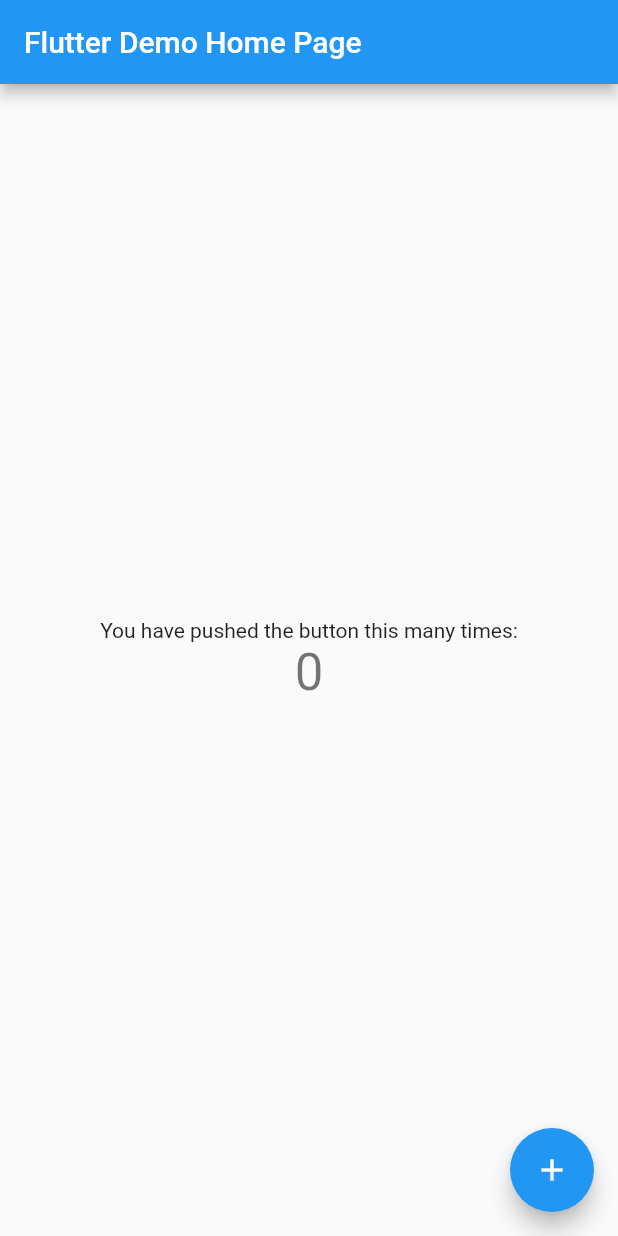
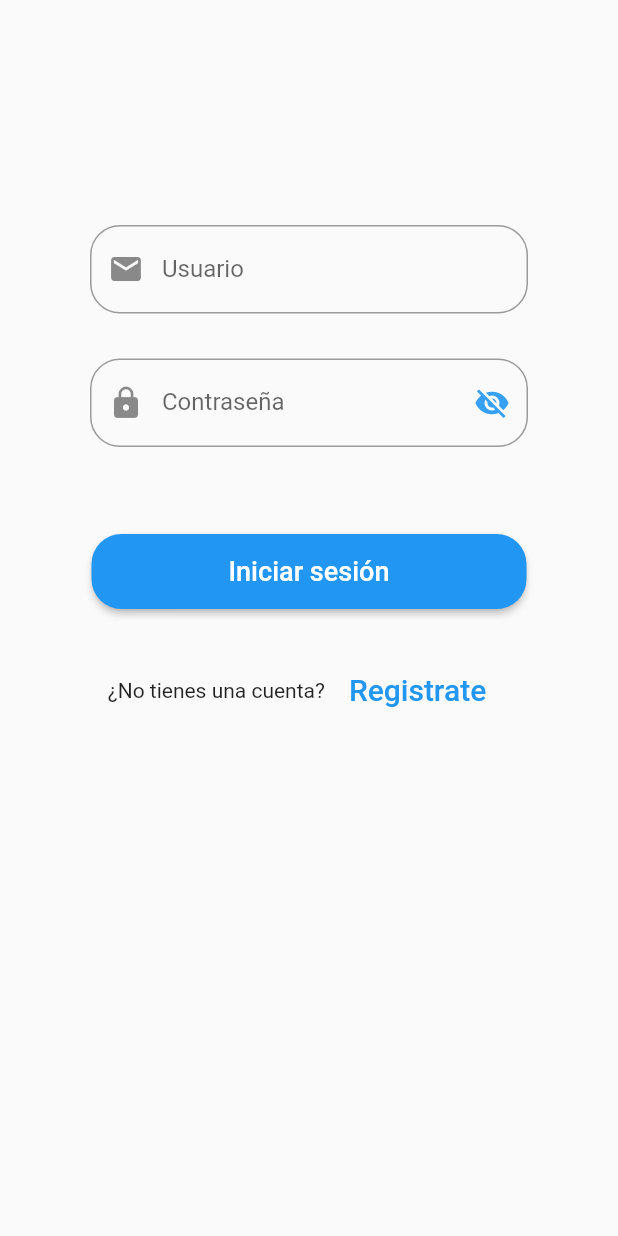
Before and after one commit to hugoruiz00/pet_care_movil, a Flutter app: the screen it shows after launch, on a phone screen of 412 x 824 dp. Run offline on Flutter 3.47's test engine with Material 2 defaults, Android fonts, the phone set to English and light mode, and no system bars.

Commit message:
conexion a servidor

```diff
--- a/lib/main.dart
+++ b/lib/main.dart
@@ -1,4 +1,5 @@
 import 'package:flutter/material.dart';
+import 'src/pages/login.dart';
 
 void main() {
   runApp(MyApp());
@@ -11,18 +12,9 @@
     return MaterialApp(
       title: 'Flutter Demo',
       theme: ThemeData(
-        // This is the theme of your application.
-        //
-        // Try running your application with "flutter run". You'll see the
-        // application has a blue toolbar. Then, without quitting the app, try
-        // changing the primarySwatch below to Colors.green and then invoke
-        // "hot reload" (press "r" in the console where you ran "flutter run",
-        // or simply save your changes to "hot reload" in a Flutter IDE).
-        // Notice that the counter didn't reset back to zero; the application
-        // is not restarted.
         primarySwatch: Colors.blue,
       ),
-      home: MyHomePage(title: 'Flutter Demo Home Page'),
+      home: LoginPage(),
     );
   }
 }
--- /dev/null
+++ b/lib/src/models/Login.dart
@@ -0,0 +1,9 @@
+class Login {
+  String token;
+  String email;
+
+  Login(String token, String email) {
+    this.token = token;
+    this.email = email;
+  }
+}
--- /dev/null
+++ b/lib/src/pages/login.dart
@@ -0,0 +1,181 @@
+import 'dart:convert';
+import 'dart:io';
+import 'package:flutter/material.dart';
+import 'package:http/http.dart' as http;
+//import 'package:app-pet-care/src/models/Login.dart';
+
+class LoginPage extends StatefulWidget {
+  // Initially password is obscure
+  @override
+  State<StatefulWidget> createState() => new _State();
+}
+
+class _State extends State<LoginPage> {
+  Future<List<Login>> loginFinal;
+  Login loginD;
+
+  Future<List<Login>> postLogin(String user, String password) async {
+    List<Login> login = [];
+
+    String url = '192.168.1.69:8080';
+
+    Map<String, String> params = {"user": user, "password": password};
+
+    Map<String, String> header = {
+      HttpHeaders.contentTypeHeader: "application/json",
+    };
+
+    Uri uri = Uri.http(url, 'user');
+    print(uri);
+    print(header);
+    print(jsonEncode(params));
+    final response = await http.post(uri,
+        headers: {
+          HttpHeaders.contentTypeHeader: "application/json",
+        },
+        body: jsonEncode(params));
+
+    if (response.statusCode == 200) {
+      String body = utf8.decode(response.bodyBytes);
+      final jsonData = jsonDecode(body);
+
+      login.add(Login(jsonData['token'], jsonData['user']));
+      return login;
+    } else {
+      var response1 = response.body;
+      print("ERROR DE LOGIN $response1");
+    }
+  }
+
+  TextEditingController nameController = TextEditingController();
+  TextEditingController passwordController = TextEditingController();
+
+  bool hidePassword = true;
+  bool isApiCallProcess = false;
+  @override
+  void initState() {
+    super.initState();
+    //loginFinal = postLogin();
+  }
+
+  @override
+  Widget build(BuildContext context) {
+    return Scaffold(
+        /*appBar: AppBar(
+              title: Text('Login Screen App'),
+            ),*/
+        body: SingleChildScrollView(
+            child: Column(
+      children: <Widget>[
+        Container(
+          alignment: Alignment.center,
+          padding: EdgeInsets.fromLTRB(60, 100, 60, 40),
+          //child: Image.asset("assets/iconoLogin.png", width: 170, height: 170),
+        ),
+        Container(
+          padding: EdgeInsets.fromLTRB(60, 10, 60, 20),
+          child: TextField(
+            controller: nameController,
+            decoration: InputDecoration(
+              prefixIcon: Icon(Icons.email),
+              border:
+                  OutlineInputBorder(borderRadius: BorderRadius.circular(20.0)),
+              labelText: 'Usuario',
+            ),
+          ),
+        ),
+        Container(
+          padding: EdgeInsets.fromLTRB(60, 10, 60, 10),
+          child: TextField(
+            obscureText: hidePassword,
+            controller: passwordController,
+            decoration: InputDecoration(
+              prefixIcon: Icon(Icons.lock),
+              border:
+                  OutlineInputBorder(borderRadius: BorderRadius.circular(20.0)),
+              labelText: 'Contraseña',
+              suffixIcon: IconButton(
+                onPressed: () {
+                  setState(() {
+                    hidePassword = !hidePassword;
+                  });
+                },
+                color: Theme.of(context).accentColor.withOpacity(0.9),
+                icon: Icon(
+                    hidePassword ? Icons.visibility_off : Icons.visibility),
+              ),
+            ),
+          ),
+        ),
+        FlatButton(
+          onPressed: () {
+            //forgot password screen
+          },
+          textColor: Colors.blue,
+          //child: Text('Forgot Password'),
+        ),
+        Container(
+            height: 50,
+            width: 310,
+            padding: EdgeInsets.fromLTRB(10, 0, 10, 0),
+            child: RaisedButton(
+              shape: new RoundedRectangleBorder(
+                  borderRadius: new BorderRadius.circular(20.0)),
+              textColor: Colors.white,
+              color: Colors.blue,
+              child: Text('Iniciar sesión', style: TextStyle(fontSize: 18)),
+              onPressed: () {
+                print(nameController.text);
+                print(passwordController.text);
+                loginFinal =
+                    postLogin(nameController.text, passwordController.text);
+                loginFinal.then((value) => {
+                      if (value == null)
+                        {
+                          print("ERROR - Revise los datos ingresados"),
+                        }
+                      else
+                        {
+                          print("OK - Inicio de sesion correcto"),
+                          print("Token user: "),
+                          print(value[0].token),
+                          loginD = Login(
+                            value[0].token,
+                            value[0].email,
+                          ),
+                        }
+                    });
+              },
+            )),
+        Container(
+            padding: EdgeInsets.all(30),
+            child: Row(
+              children: <Widget>[
+                Text('¿No tienes una cuenta?', style: TextStyle(fontSize: 14)),
+                FlatButton(
+                  textColor: Colors.blue,
+                  child: Text(
+                    'Registrate',
+                    style: TextStyle(fontSize: 20),
+                  ),
+                  onPressed: () {
+                    print("Regístrate");
+                  },
+                )
+              ],
+              mainAxisAlignment: MainAxisAlignment.center,
+            ))
+      ],
+    )));
+  }
+}
+
+class Login {
+  String token;
+  String email;
+
+  Login(String token, String email) {
+    this.token = token;
+    this.email = email;
+  }
+}
```
Also changed, not shown: lib/src/models/userprofile.dart (added, +23 -0 lines).
